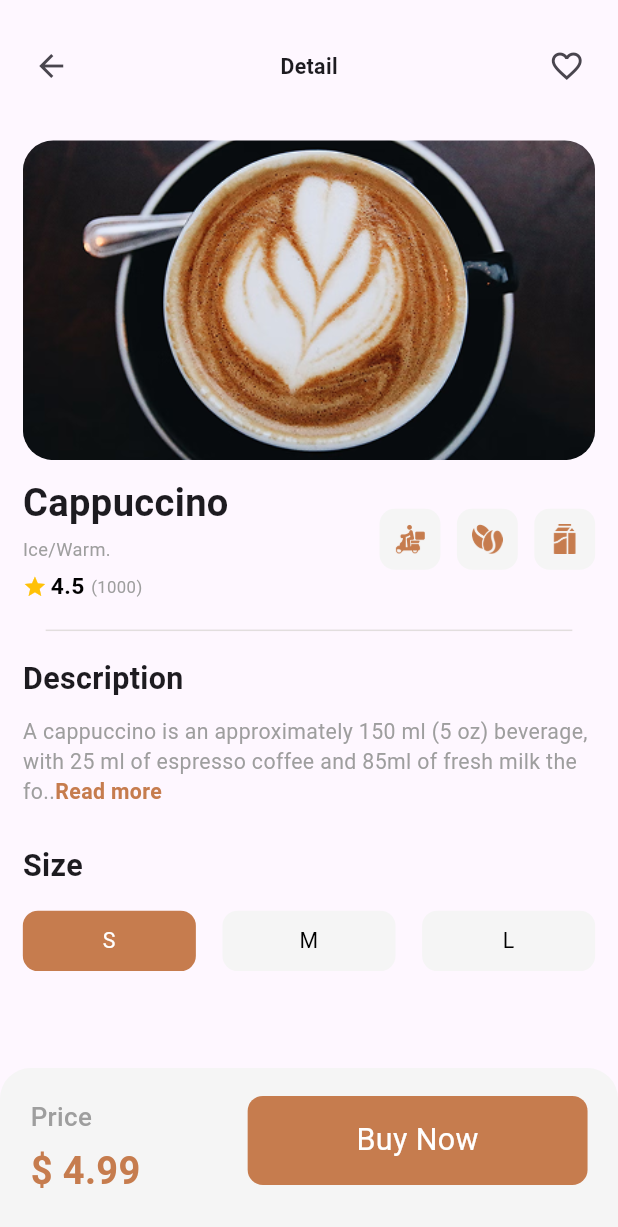
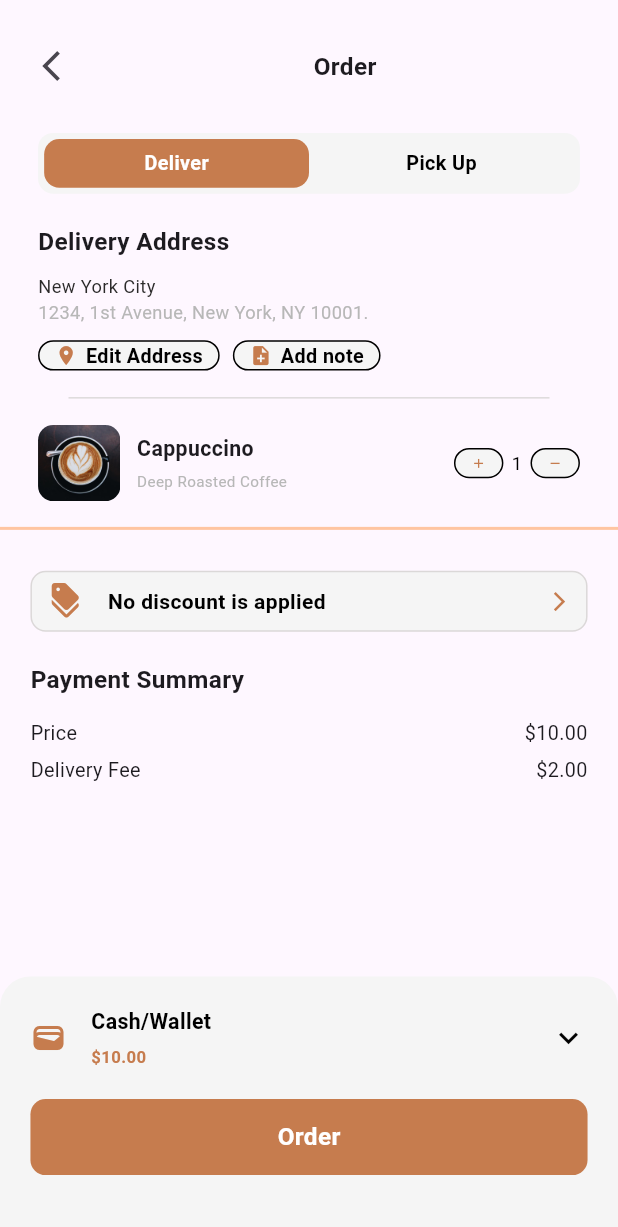
Before and after one commit to Dragorrik/flutter_ui_practice, a Flutter app: the screen it shows after launch, on a phone screen of 412 x 824 dp. Shown: the top 1227 px of the screen. Run offline on Flutter 3.47's test engine with Material 3 defaults, Android fonts, the light colour scheme and no system bars; our stand-ins replace flutter_screenutil.

Commit message:
Order page ui Completed

```diff
--- /dev/null
+++ b/lib/coffe_shop_app/ui/order_page_ui.dart
@@ -0,0 +1,491 @@
+import 'package:flutter/material.dart';
+import 'package:flutter_screenutil/flutter_screenutil.dart';
+
+class OrderPageUi extends StatefulWidget {
+  const OrderPageUi({super.key});
+
+  @override
+  State<OrderPageUi> createState() => _OrderPageUiState();
+}
+
+class _OrderPageUiState extends State<OrderPageUi> {
+  bool isDeliver = true;
+  @override
+  Widget build(BuildContext context) {
+    return Scaffold(
+      body: Column(
+        children: [
+          SizedBox(
+            height: 10.h,
+          ),
+          Padding(
+            padding: EdgeInsets.all(10.r),
+            child: Row(
+              mainAxisAlignment: MainAxisAlignment.spaceBetween,
+              children: [
+                IconButton(
+                  icon: const Icon(Icons.arrow_back_ios_new),
+                  onPressed: () {
+                    Navigator.pop(context);
+                  },
+                ),
+                Text('Order',
+                    style: TextStyle(
+                      fontSize: 16.sp,
+                      fontWeight: FontWeight.bold,
+                    )),
+                SizedBox(),
+              ],
+            ),
+          ),
+          Padding(
+            padding: EdgeInsets.symmetric(horizontal: 25.r, vertical: 10.r),
+            child: Column(
+              crossAxisAlignment: CrossAxisAlignment.start,
+              children: [
+                Container(
+                  height: 40.h,
+                  width: 0.9.sw,
+                  padding: EdgeInsets.all(4.r),
+                  decoration: BoxDecoration(
+                    color: const Color(0xFFF5F5F5),
+                    borderRadius: BorderRadius.circular(10.r),
+                  ),
+                  child: Row(
+                    children: [
+                      Expanded(
+                        child: GestureDetector(
+                          onTap: () {
+                            setState(() {
+                              isDeliver = true;
+                            });
+                          },
+                          child: Container(
+                            decoration: BoxDecoration(
+                              color: isDeliver
+                                  ? const Color(0xFFC67C4E)
+                                  : Colors.transparent,
+                              borderRadius: BorderRadius.circular(10.r),
+                            ),
+                            alignment: Alignment.center,
+                            child: Text(
+                              "Deliver",
+                              style: TextStyle(
+                                color: isDeliver ? Colors.white : Colors.black,
+                                fontWeight: FontWeight.w600,
+                                fontSize: 13.sp,
+                              ),
+                            ),
+                          ),
+                        ),
+                      ),
+                      Expanded(
+                        child: GestureDetector(
+                          onTap: () {
+                            setState(() {
+                              isDeliver = false;
+                            });
+                          },
+                          child: Container(
+                            decoration: BoxDecoration(
+                              color: !isDeliver
+                                  ? const Color(0xFFC67C4E)
+                                  : Colors.transparent,
+                              borderRadius: BorderRadius.circular(10.r),
+                            ),
+                            alignment: Alignment.center,
+                            child: Text(
+                              "Pick Up",
+                              style: TextStyle(
+                                color: !isDeliver ? Colors.white : Colors.black,
+                                fontWeight: FontWeight.w600,
+                                fontSize: 13.sp,
+                              ),
+                            ),
+                          ),
+                        ),
+                      ),
+                    ],
+                  ),
+                ),
+                SizedBox(
+                  height: 20.h,
+                ),
+                Text("Delivery Address",
+                    style: TextStyle(
+                      fontSize: 16.sp,
+                      fontWeight: FontWeight.bold,
+                    )),
+                SizedBox(
+                  height: 10.h,
+                ),
+                Text('New York City',
+                    style: TextStyle(
+                      fontSize: 12.sp,
+                      color: const Color.fromARGB(255, 43, 42, 42),
+                    )),
+                Text('1234, 1st Avenue, New York, NY 10001.',
+                    style: TextStyle(
+                      fontSize: 12.sp,
+                      color: const Color(0xFFB7B7B7),
+                    )),
+                SizedBox(
+                  height: 10.h,
+                ),
+                Row(
+                  children: [
+                    Container(
+                      padding: EdgeInsets.symmetric(
+                        horizontal: 10.r,
+                        //vertical: 5.r,
+                      ),
+                      height: 20.h,
+                      //width: 0.38.sw,
+                      decoration: BoxDecoration(
+                        color: const Color(0xFFF5F5F5),
+                        borderRadius: BorderRadius.circular(10.r),
+                        border: Border.all(
+                          color: Colors.black,
+                          width: 1,
+                        ),
+                      ),
+                      //alignment: Alignment.center,
+                      child: Row(
+                        mainAxisAlignment: MainAxisAlignment.center,
+                        children: [
+                          Icon(
+                            Icons.location_on,
+                            color: const Color(0xFFC67C4E),
+                            size: 15.sp,
+                          ),
+                          SizedBox(
+                            width: 5.w,
+                          ),
+                          Text(
+                            "Edit Address",
+                            style: TextStyle(
+                              color: Colors.black,
+                              fontWeight: FontWeight.w600,
+                              fontSize: 13.sp,
+                            ),
+                          ),
+                        ],
+                      ),
+                    ),
+                    SizedBox(
+                      width: 8.w,
+                    ),
+                    Container(
+                      padding: EdgeInsets.symmetric(
+                        horizontal: 10.r,
+                        //vertical: 5.r,
+                      ),
+                      height: 20.h,
+                      // width: 0.38.sw,
+                      decoration: BoxDecoration(
+                        color: const Color(0xFFF5F5F5),
+                        borderRadius: BorderRadius.circular(10.r),
+                        border: Border.all(
+                          color: Colors.black,
+                          width: 1,
+                        ),
+                      ),
+                      //alignment: Alignment.center,
+                      child: Row(
+                        mainAxisAlignment: MainAxisAlignment.center,
+                        children: [
+                          Icon(
+                            Icons.note_add,
+                            color: const Color(0xFFC67C4E),
+                            size: 15.sp,
+                          ),
+                          SizedBox(
+                            width: 5.w,
+                          ),
+                          Text(
+                            "Add note",
+                            style: TextStyle(
+                              color: Colors.black,
+                              fontWeight: FontWeight.w600,
+                              fontSize: 13.sp,
+                            ),
+                          ),
+                        ],
+                      ),
+                    ),
+                  ],
+                ),
+                Padding(
+                  padding:
+                      EdgeInsets.symmetric(vertical: 10.r, horizontal: 20.r),
+                  child: Divider(
+                    color: const Color.fromARGB(255, 221, 218, 218),
+                  ),
+                ),
+                Row(
+                  children: [
+                    ClipRRect(
+                      borderRadius: BorderRadius.circular(10.r),
+                      child: Image.asset(
+                        'assets/images/coffee.png',
+                        height: 50.h,
+                        width: 50.w,
+                        fit: BoxFit.cover,
+                      ),
+                    ),
+                    SizedBox(
+                      width: 10.w,
+                    ),
+                    Column(
+                      crossAxisAlignment: CrossAxisAlignment.start,
+                      children: [
+                        Text(
+                          "Cappuccino",
+                          style: TextStyle(
+                            fontSize: 14.sp,
+                            fontWeight: FontWeight.bold,
+                          ),
+                        ),
+                        SizedBox(
+                          height: 5.h,
+                        ),
+                        Text(
+                          "Deep Roasted Coffee",
+                          style: TextStyle(
+                            fontSize: 10.sp,
+                            color: const Color(0xFFB7B7B7),
+                          ),
+                        ),
+                      ],
+                    ),
+                    const Spacer(),
+                    Container(
+                      padding: EdgeInsets.symmetric(
+                        horizontal: 10.r,
+                      ),
+                      height: 20.h,
+                      width: 0.08.sw,
+                      decoration: BoxDecoration(
+                        color: const Color(0xFFF5F5F5),
+                        borderRadius: BorderRadius.circular(10.r),
+                        border: Border.all(
+                          color: Colors.black,
+                          width: 1,
+                        ),
+                      ),
+                      child: Icon(Icons.add,
+                          color: const Color(0xFFC67C4E), size: 10.sp),
+                    ),
+                    SizedBox(
+                      width: 5.w,
+                    ),
+                    Text('1',
+                        style: TextStyle(
+                          fontSize: 12.sp,
+                          color: const Color.fromARGB(255, 0, 0, 0),
+                        )),
+                    SizedBox(
+                      width: 5.w,
+                    ),
+                    Container(
+                      padding: EdgeInsets.symmetric(
+                        horizontal: 10.r,
+                      ),
+                      height: 20.h,
+                      width: 0.08.sw,
+                      decoration: BoxDecoration(
+                        color: const Color(0xFFF5F5F5),
+                        borderRadius: BorderRadius.circular(10.r),
+                        border: Border.all(
+                          color: Colors.black,
+                          width: 1,
+                        ),
+                      ),
+                      child: Icon(Icons.remove,
+                          color: const Color(0xFFC67C4E), size: 10.sp),
+                    )
+                  ],
+                )
+              ],
+            ),
+          ),
+          Divider(
+            color: Color.fromARGB(255, 255, 197, 161),
+            thickness: 2,
+          ),
+          Padding(
+              padding: EdgeInsets.all(20.r),
+              child: Column(
+                crossAxisAlignment: CrossAxisAlignment.start,
+                children: [
+                  Container(
+                    padding: EdgeInsets.symmetric(
+                      horizontal: 10.r,
+                      vertical: 5.r,
+                    ),
+                    height: 40.h,
+                    //width: 0.38.sw,
+                    decoration: BoxDecoration(
+                      color: const Color(0xFFF5F5F5),
+                      borderRadius: BorderRadius.circular(10.r),
+                      border: Border.all(
+                        color: const Color.fromARGB(255, 219, 216, 216),
+                        width: 1,
+                      ),
+                    ),
+                    alignment: Alignment.center,
+                    child: Row(
+                      children: [
+                        Icon(
+                          Icons.discount,
+                          color: Color(0XFFC67C4E),
+                        ),
+                        SizedBox(
+                          width: 15.w,
+                        ),
+                        Text(
+                          "No discount is applied",
+                          style: TextStyle(
+                            color: Colors.black,
+                            fontWeight: FontWeight.w600,
+                          ),
+                        ),
+                        Spacer(),
+                        Icon(
+                          Icons.arrow_forward_ios,
+                          color: const Color(0xFFC67C4E),
+                          size: 15.sp,
+                        ),
+                      ],
+                    ),
+                  ),
+                  SizedBox(
+                    height: 20.h,
+                  ),
+                  Text('Payment Summary',
+                      style: TextStyle(
+                        fontSize: 16.sp,
+                        fontWeight: FontWeight.bold,
+                      )),
+                  SizedBox(
+                    height: 15.h,
+                  ),
+                  Row(
+                    mainAxisAlignment: MainAxisAlignment.spaceBetween,
+                    children: [
+                      Text('Price',
+                          style: TextStyle(
+                            fontSize: 13.sp,
+                            fontWeight: FontWeight.w400,
+                          )),
+                      Text('\$10.00',
+                          style: TextStyle(
+                            fontSize: 13.sp,
+                            fontWeight: FontWeight.w400,
+                          )),
+                    ],
+                  ),
+                  SizedBox(
+                    height: 5.h,
+                  ),
+                  Row(
+                    mainAxisAlignment: MainAxisAlignment.spaceBetween,
+                    children: [
+                      Text('Delivery Fee',
+                          style: TextStyle(
+                            fontSize: 13.sp,
+                            fontWeight: FontWeight.w400,
+                          )),
+                      Text('\$2.00',
+                          style: TextStyle(
+                            fontSize: 13.sp,
+                            fontWeight: FontWeight.w400,
+                          )),
+                    ],
+                  ),
+                ],
+              )),
+          Spacer(),
+          Container(
+              decoration: BoxDecoration(
+                color: const Color(0xFFF5F5F5),
+                borderRadius: BorderRadius.only(
+                  topLeft: Radius.circular(20.r),
+                  topRight: Radius.circular(20.r),
+                ),
+              ),
+              padding: EdgeInsets.only(
+                left: 20.r,
+                right: 20.r,
+                top: 20.r,
+                bottom: 40.r,
+              ),
+              child: Column(
+                children: [
+                  Row(
+                    children: [
+                      Icon(
+                        Icons.wallet,
+                        color: Color(0XFFC67C4E),
+                      ),
+                      SizedBox(
+                        width: 15.w,
+                      ),
+                      Column(
+                        crossAxisAlignment: CrossAxisAlignment.start,
+                        children: [
+                          Text("Cash/Wallet",
+                              style: TextStyle(
+                                color: Colors.black,
+                                fontWeight: FontWeight.w600,
+                                fontSize: 14.sp,
+                              )),
+                          SizedBox(
+                            height: 5.h,
+                          ),
+                          Text(
+                            "\$10.00",
+                            style: TextStyle(
+                              color: const Color(0xFFC67C4E),
+                              fontWeight: FontWeight.w600,
+                              fontSize: 11.sp,
+                            ),
+                          )
+                        ],
+                      ),
+                      Spacer(),
+                      Icon(Icons.keyboard_arrow_down,
+                          color: Colors.black, size: 25.sp),
+                    ],
+                  ),
+                  SizedBox(
+                    height: 20.h,
+                  ),
+                  Container(
+                    padding: EdgeInsets.symmetric(
+                      horizontal: 10.r,
+                      vertical: 5.r,
+                    ),
+                    height: 50.h,
+                    width: double.infinity,
+                    decoration: BoxDecoration(
+                      color: const Color(0xFFC67C4E),
+                      borderRadius: BorderRadius.circular(10.r),
+                    ),
+                    alignment: Alignment.center,
+                    child: Text(
+                      "Order",
+                      style: TextStyle(
+                        color: Colors.white,
+                        fontWeight: FontWeight.w600,
+                        fontSize: 16.sp,
+                      ),
+                    ),
+                  ),
+                ],
+              ))
+        ],
+      ),
+    );
+  }
+}
--- a/lib/main.dart
+++ b/lib/main.dart
@@ -1,6 +1,6 @@
 import 'package:flutter/material.dart';
 import 'package:flutter_screenutil/flutter_screenutil.dart';
-import 'package:practice_uis/coffe_shop_app/ui/item_detail.dart';
+import 'package:practice_uis/coffe_shop_app/ui/order_page_ui.dart';
 
 void main() {
   runApp(const MyApp());
@@ -21,7 +21,7 @@ class MyApp extends StatelessWidget {
           colorScheme: ColorScheme.fromSeed(seedColor: Colors.deepPurple),
           useMaterial3: true,
         ),
-        home: const ItemDetail(),
+        home: const OrderPageUi(),
       ),
     );
   }
```
